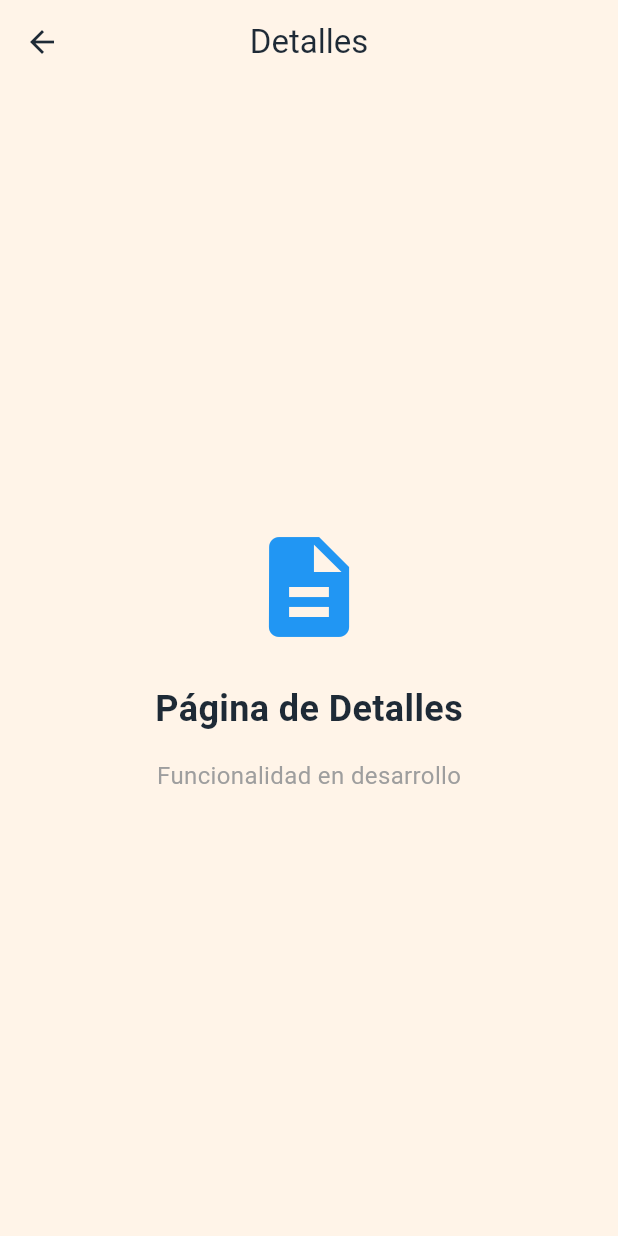
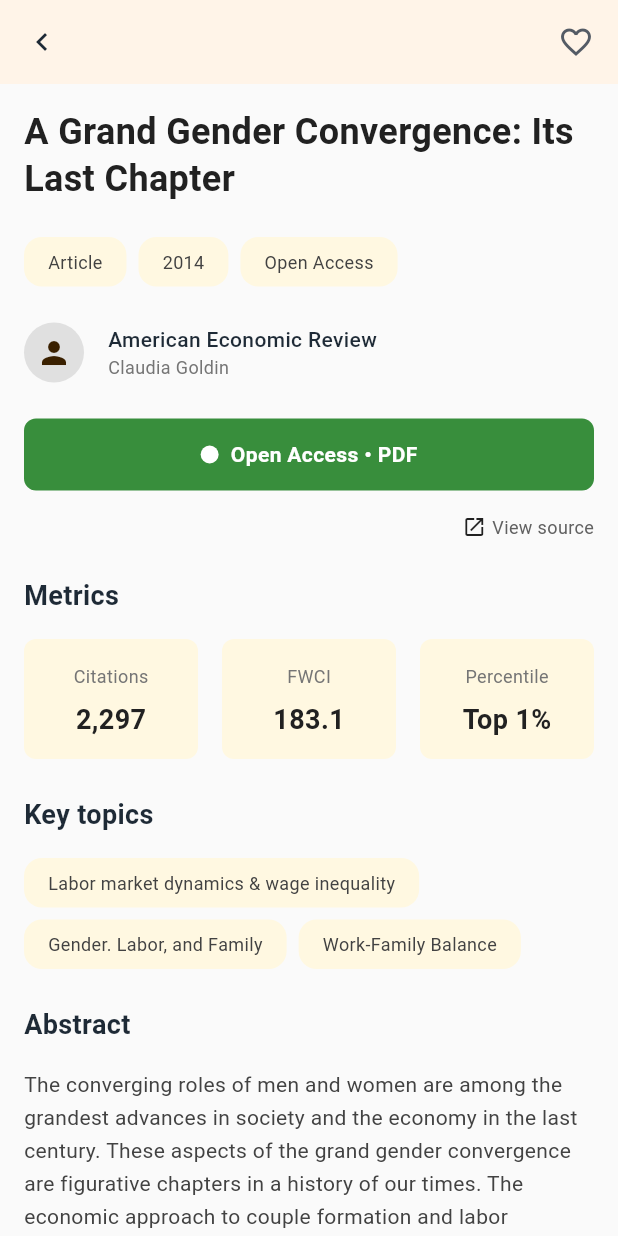
Before and after one commit to MateoManolio/artemis_app, a Flutter app: the DetailsPage screen opened by its route, on a phone screen of 412 x 824 dp. Run offline on Flutter 3.47's test engine with Material 3 defaults, Android fonts, the light colour scheme and no system bars; our stand-ins replace flutter_riverpod, go_router, riverpod_annotation; generated files the repository leaves out were written again.

Commit message:
:lipstick: detail pages first implementation

```diff
--- a/lib/src/presentation/pages/details/details_page.dart
+++ b/lib/src/presentation/pages/details/details_page.dart
@@ -1,45 +1,90 @@
 import 'package:flutter/material.dart';
 import 'package:go_router/go_router.dart';
+import 'package:artemis_app/src/presentation/pages/details/widgets/article_title.dart';
+import 'package:artemis_app/src/presentation/pages/details/widgets/article_tags.dart';
+import 'package:artemis_app/src/presentation/pages/details/widgets/publication_info.dart';
+import 'package:artemis_app/src/presentation/pages/details/widgets/open_access_button.dart';
+import 'package:artemis_app/src/presentation/pages/details/widgets/metrics_section.dart';
+import 'package:artemis_app/src/presentation/pages/details/widgets/section_title.dart';
+import 'package:artemis_app/src/presentation/pages/details/widgets/abstract_section.dart';
+import 'package:artemis_app/src/presentation/pages/details/widgets/bottom_actions.dart';
 
 class DetailsPage extends StatelessWidget {
   static const String routeName = '/details';
+
+  // Constants
+  static const double _spacing = 16.0;
+  static const double _spacingLarge = 24.0;
+
   const DetailsPage({super.key});
 
   @override
   Widget build(BuildContext context) {
     return Scaffold(
+      backgroundColor: Colors.grey[50],
       appBar: AppBar(
-        title: const Text('Detalles'),
         leading: IconButton(
-          icon: const Icon(Icons.arrow_back),
-          onPressed: () => context.go('/home'),
+          icon: const Icon(Icons.chevron_left),
+          onPressed: () => context.pop(),
         ),
+        actions: [
+          Icon(Icons.favorite_border),
+          SizedBox(width: _spacing),
+        ],
       ),
-      body: const Center(
+      body: SingleChildScrollView(
+        padding: EdgeInsets.all(_spacing),
         child: Column(
-          mainAxisAlignment: MainAxisAlignment.center,
+          crossAxisAlignment: CrossAxisAlignment.start,
           children: [
-            Icon(
-              Icons.description,
-              size: 80,
-              color: Colors.blue,
+            ArticleTitle(title: 'A Grand Gender Convergence: Its Last Chapter'),
+            SizedBox(height: _spacingLarge),
+
+            ArticleTags(tags: ['Article', '2014', 'Open Access']),
+            SizedBox(height: _spacingLarge),
+
+            PublicationInfo(
+              publication: 'American Economic Review',
+              author: 'Claudia Goldin',
             ),
-            SizedBox(height: 24),
-            Text(
-              'Página de Detalles',
-              style: TextStyle(
-                fontSize: 24,
-                fontWeight: FontWeight.bold,
-              ),
+            SizedBox(height: _spacingLarge),
+
+            OpenAccessButton(
+              onViewSource: () {
+                // TODO: Implementar lógica
+              },
             ),
-            SizedBox(height: 16),
-            Text(
-              'Funcionalidad en desarrollo',
-              style: TextStyle(
-                fontSize: 16,
-                color: Colors.grey,
-              ),
+            SizedBox(height: _spacingLarge),
+
+            MetricsSection(
+              metrics: {
+                'Citations': '2,297',
+                'FWCI': '183.1',
+                'Percentile': 'Top 1%',
+              },
             ),
+            SizedBox(height: _spacingLarge),
+
+            Column(
+              crossAxisAlignment: CrossAxisAlignment.start,
+              children: [
+                SectionTitle(title: 'Key topics'),
+                SizedBox(height: _spacing),
+                ArticleTags(tags: [
+                  'Labor market dynamics & wage inequality',
+                  'Gender. Labor, and Family',
+                  'Work-Family Balance',
+                ]),
+              ],
+            ),
+            SizedBox(height: _spacingLarge),
+
+            AbstractSection(
+              abstract: 'The converging roles of men and women are among the grandest advances in society and the economy in the last century. These aspects of the grand gender convergence are figurative chapters in a history of our times. The economic approach to couple formation and labor specialization from the previous chapter notwithstanding, there was more to the story of women\'s advancement',
+            ),
+            SizedBox(height: _spacingLarge),
+
+            BottomActions(),
           ],
         ),
       ),
--- /dev/null
+++ b/lib/src/presentation/pages/details/widgets/abstract_section.dart
@@ -0,0 +1,34 @@
+import 'package:flutter/material.dart';
+import 'package:artemis_app/src/presentation/pages/details/widgets/section_title.dart';
+
+class AbstractSection extends StatelessWidget {
+  final String abstract;
+
+  static const double _spacing = 16.0;
+  static const double _fontSize = 14.0;
+  static const double _lineHeight = 1.6;
+
+  const AbstractSection({
+    super.key,
+    required this.abstract,
+  });
+
+  @override
+  Widget build(BuildContext context) {
+    return Column(
+      crossAxisAlignment: CrossAxisAlignment.start,
+      children: [
+        SectionTitle(title: 'Abstract'),
+        SizedBox(height: _spacing),
+        Text(
+          abstract,
+          style: TextStyle(
+            fontSize: _fontSize,
+            height: _lineHeight,
+            color: Colors.grey[800],
+          ),
+        ),
+      ],
+    );
+  }
+}
--- /dev/null
+++ b/lib/src/presentation/pages/details/widgets/article_tags.dart
@@ -0,0 +1,43 @@
+import 'package:flutter/material.dart';
+
+class ArticleTags extends StatelessWidget {
+  final List<String> tags;
+
+  static const double _tagPadding = 8.0;
+  static const double _tagBorderRadius = 12.0;
+  static const double _tagSpacing = 8.0;
+
+  const ArticleTags({
+    super.key,
+    required this.tags,
+  });
+
+  @override
+  Widget build(BuildContext context) {
+    return Wrap(
+      spacing: _tagSpacing,
+      runSpacing: _tagSpacing,
+      children: tags.map((tag) => _buildTag(tag)).toList(),
+    );
+  }
+
+  Widget _buildTag(String text) {
+    return Container(
+      padding: EdgeInsets.symmetric(
+        horizontal: _tagPadding * 2,
+        vertical: _tagPadding,
+      ),
+      decoration: BoxDecoration(
+        color: Colors.amber[50],
+        borderRadius: BorderRadius.circular(_tagBorderRadius),
+      ),
+      child: Text(
+        text,
+        style: TextStyle(
+          fontSize: 12,
+          color: Colors.grey[800],
+        ),
+      ),
+    );
+  }
+}
--- /dev/null
+++ b/lib/src/presentation/pages/details/widgets/article_title.dart
@@ -0,0 +1,26 @@
+import 'package:flutter/material.dart';
+
+class ArticleTitle extends StatelessWidget {
+  final String title;
+
+  static const double _fontSize = 24.0;
+  static const double _lineHeight = 1.3;
+
+  const ArticleTitle({
+    super.key,
+    required this.title,
+  });
+
+  @override
+  Widget build(BuildContext context) {
+    return Text(
+      title,
+      style: TextStyle(
+        fontSize: _fontSize,
+        fontWeight: FontWeight.bold,
+        color: Colors.grey[900],
+        height: _lineHeight,
+      ),
+    );
+  }
+}
--- /dev/null
+++ b/lib/src/presentation/pages/details/widgets/bottom_actions.dart
@@ -0,0 +1,31 @@
+import 'package:flutter/material.dart';
+
+class BottomActions extends StatelessWidget {
+  static const double _spacing = 16.0;
+  static const double _iconSize = 16.0;
+  static const double _fontSize = 12.0;
+
+  @override
+  Widget build(BuildContext context) {
+    return Row(
+      children: [
+        Icon(Icons.bar_chart, size: _iconSize),
+        SizedBox(width: 4),
+        Text(
+          'DOI • PDF',
+          style: TextStyle(fontSize: _fontSize),
+        ),
+        Spacer(),
+        Text(
+          'Related 10 >',
+          style: TextStyle(fontSize: _fontSize),
+        ),
+        SizedBox(width: _spacing),
+        Text(
+          'references 69 >',
+          style: TextStyle(fontSize: _fontSize),
+        ),
+      ],
+    );
+  }
+}
--- /dev/null
+++ b/lib/src/presentation/pages/details/widgets/metric_card.dart
@@ -0,0 +1,51 @@
+import 'package:flutter/material.dart';
+
+class MetricCard extends StatelessWidget {
+  final String label;
+  final String value;
+
+  static const double _cardHeight = 80.0;
+  static const double _padding = 16.0;
+  static const double _spacing = 8.0;
+
+  const MetricCard({
+    super.key,
+    required this.label,
+    required this.value,
+  });
+
+  @override
+  Widget build(BuildContext context) {
+    return Container(
+      height: _cardHeight,
+      decoration: BoxDecoration(
+        color: Colors.amber[50],
+        borderRadius: BorderRadius.circular(8),
+      ),
+      child: Padding(
+        padding: EdgeInsets.all(_padding),
+        child: Column(
+          mainAxisAlignment: MainAxisAlignment.center,
+          children: [
+            Text(
+              label,
+              style: TextStyle(
+                fontSize: 12,
+                color: Colors.grey[600],
+              ),
+            ),
+            SizedBox(height: _spacing),
+            Text(
+              value,
+              style: TextStyle(
+                fontSize: 18,
+                fontWeight: FontWeight.bold,
+                color: Colors.grey[900],
+              ),
+            ),
+          ],
+        ),
+      ),
+    );
+  }
+}
--- /dev/null
+++ b/lib/src/presentation/pages/details/widgets/metrics_section.dart
@@ -0,0 +1,49 @@
+import 'package:flutter/material.dart';
+import 'package:artemis_app/src/presentation/pages/details/widgets/metric_card.dart';
+
+class MetricsSection extends StatelessWidget {
+  final Map<String, String> metrics;
+
+  static const double _spacing = 16.0;
+  static const double _fontSize = 18.0;
+
+  const MetricsSection({
+    super.key,
+    required this.metrics,
+  });
+
+  @override
+  Widget build(BuildContext context) {
+    final entries = metrics.entries.toList();
+    return Column(
+      crossAxisAlignment: CrossAxisAlignment.start,
+      children: [
+        Text(
+          'Metrics',
+          style: TextStyle(
+            fontSize: _fontSize,
+            fontWeight: FontWeight.bold,
+          ),
+        ),
+        SizedBox(height: _spacing),
+        Row(
+          children: List.generate(
+            entries.length * 2 - 1,
+            (index) {
+              if (index % 2 == 0) {
+                return Expanded(
+                  child: MetricCard(
+                    label: entries[index ~/ 2].key,
+                    value: entries[index ~/ 2].value,
+                  ),
+                );
+              } else {
+                return SizedBox(width: _spacing);
+              }
+            },
+          ),
+        ),
+      ],
+    );
+  }
+}
--- /dev/null
+++ b/lib/src/presentation/pages/details/widgets/open_access_button.dart
@@ -0,0 +1,69 @@
+import 'package:flutter/material.dart';
+
+class OpenAccessButton extends StatelessWidget {
+  final VoidCallback? onViewSource;
+
+  static const double _buttonHeight = 48.0;
+  static const double _spacing = 8.0;
+
+  const OpenAccessButton({
+    super.key,
+    this.onViewSource,
+  });
+
+  @override
+  Widget build(BuildContext context) {
+    return Column(
+      crossAxisAlignment: CrossAxisAlignment.stretch,
+      children: [
+        Container(
+          height: _buttonHeight,
+          decoration: BoxDecoration(
+            color: Colors.green[700],
+            borderRadius: BorderRadius.circular(8),
+          ),
+          child: Row(
+            mainAxisAlignment: MainAxisAlignment.center,
+            children: [
+              Container(
+                width: 12,
+                height: 12,
+                decoration: BoxDecoration(
+                  shape: BoxShape.circle,
+                  color: Colors.white,
+                ),
+              ),
+              SizedBox(width: _spacing),
+              Text(
+                'Open Access • PDF',
+                style: TextStyle(
+                  color: Colors.white,
+                  fontWeight: FontWeight.w600,
+                ),
+              ),
+            ],
+          ),
+        ),
+        SizedBox(height: 16),
+        if (onViewSource != null)
+          Row(
+            mainAxisAlignment: MainAxisAlignment.end,
+            children: [
+              Icon(Icons.open_in_new, size: 16),
+              SizedBox(width: 4),
+              GestureDetector(
+                onTap: onViewSource,
+                child: Text(
+                  'View source',
+                  style: TextStyle(
+                    fontSize: 12,
+                    color: Colors.grey[700],
+                  ),
+                ),
+              ),
+            ],
+          ),
+      ],
+    );
+  }
+}
--- /dev/null
+++ b/lib/src/presentation/pages/details/widgets/publication_info.dart
@@ -0,0 +1,50 @@
+import 'package:flutter/material.dart';
+
+class PublicationInfo extends StatelessWidget {
+  final String publication;
+  final String author;
+
+  static const double _spacing = 16.0;
+  static const double _avatarRadius = 20.0;
+
+  const PublicationInfo({
+    super.key,
+    required this.publication,
+    required this.author,
+  });
+
+  @override
+  Widget build(BuildContext context) {
+    return Row(
+      children: [
+        CircleAvatar(
+          radius: _avatarRadius,
+          backgroundColor: Colors.grey[300],
+          child: Icon(Icons.person, size: 24),
+        ),
+        SizedBox(width: _spacing),
+        Expanded(
+          child: Column(
+            crossAxisAlignment: CrossAxisAlignment.start,
+            children: [
+              Text(
+                publication,
+                style: TextStyle(
+                  fontSize: 14,
+                  fontWeight: FontWeight.w500,
+                ),
+              ),
+              Text(
+                author,
+                style: TextStyle(
+                  fontSize: 12,
+                  color: Colors.grey[600],
+                ),
+              ),
+            ],
+          ),
+        ),
+      ],
+    );
+  }
+}
--- /dev/null
+++ b/lib/src/presentation/pages/details/widgets/section_title.dart
@@ -0,0 +1,23 @@
+import 'package:flutter/material.dart';
+
+class SectionTitle extends StatelessWidget {
+  final String title;
+
+  static const double _fontSize = 18.0;
+
+  const SectionTitle({
+    super.key,
+    required this.title,
+  });
+
+  @override
+  Widget build(BuildContext context) {
+    return Text(
+      title,
+      style: TextStyle(
+        fontSize: _fontSize,
+        fontWeight: FontWeight.bold,
+      ),
+    );
+  }
+}
--- a/lib/src/presentation/pages/home/widget/favorites_list.dart
+++ b/lib/src/presentation/pages/home/widgets/favorites_list.dart
@@ -1,5 +1,6 @@
 import 'package:flutter/material.dart';
-import 'package:artemis_app/src/presentation/pages/home/widget/articles_text.dart';
+import 'package:go_router/go_router.dart';
+import 'package:artemis_app/src/presentation/pages/home/widgets/articles_text.dart';
 
 class FavoritesList extends StatelessWidget {
   static const double separatorHeight = 6;
@@ -57,12 +58,15 @@ class FavoritesList extends StatelessWidget {
               'DevOps',
             ];
 
-            return Padding(
-              padding: const EdgeInsets.all(padding),
-              child: ArticlesText(
-                title: titles[index % titles.length],
-                category: categories[index % categories.length],
-                readingTime: (index + 3) * 2,
+            return InkWell(
+              onTap: () => context.push('/details'),
+              child: Padding(
+                padding: const EdgeInsets.all(padding),
+                child: ArticlesText(
+                  title: titles[index % titles.length],
+                  category: categories[index % categories.length],
+                  readingTime: (index + 3) * 2,
+                ),
               ),
             );
           },
```
Also changed, not shown: lib/src/presentation/pages/home/home_page.dart (+5 -5 lines), lib/src/presentation/pages/home/widgets/articles_read.dart (renamed from lib/src/presentation/pages/home/widget/articles_read.dart), lib/src/presentation/pages/home/widgets/articles_text.dart (renamed from lib/src/presentation/pages/home/widget/articles_text.dart), lib/src/presentation/pages/home/widgets/custom_search_bar.dart (renamed from lib/src/presentation/pages/home/widget/custom_search_bar.dart), lib/src/presentation/pages/home/widgets/look_article.dart (renamed from lib/src/presentation/pages/home/widget/look_article.dart), lib/src/presentation/pages/home/widgets/new_ideas.dart (renamed from lib/src/presentation/pages/home/widget/new_ideas.dart).
